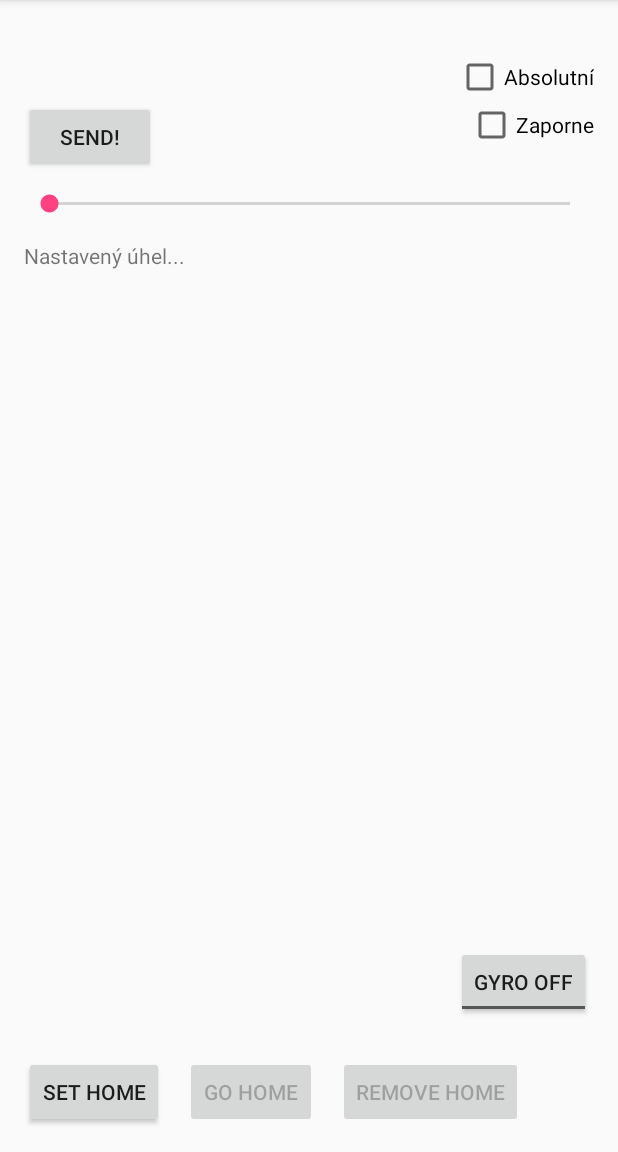
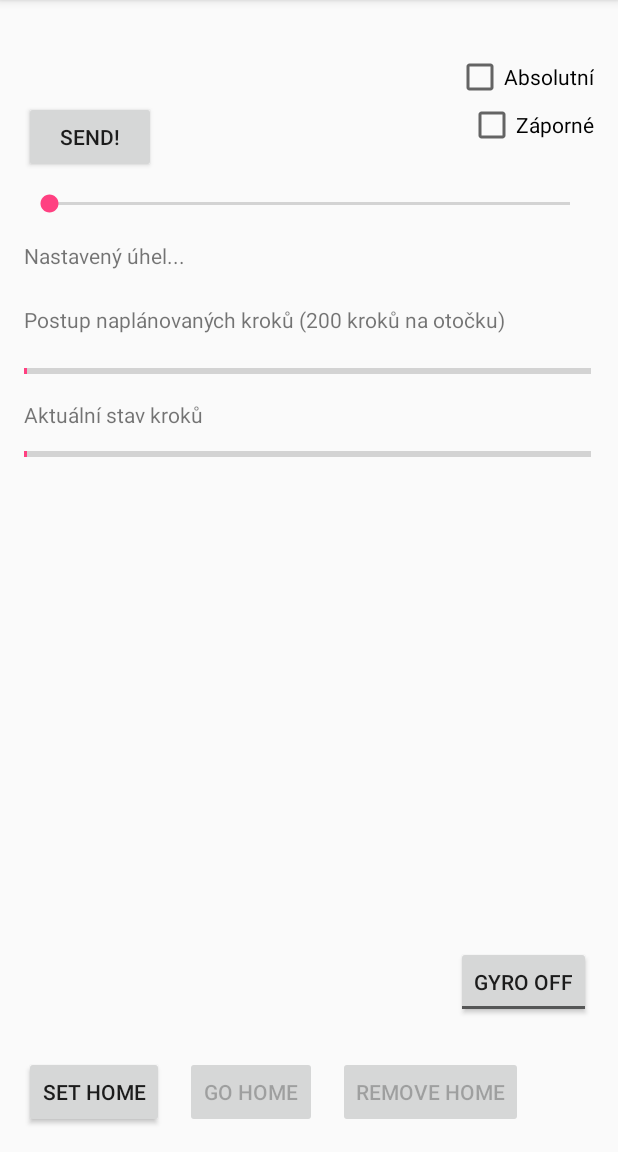
Before and after one commit to domitea/SMAP_App_Android, an Android app: the ControlActivity screen opened directly, with no data from a screen before it, on a phone screen of 412 x 824 dp, the part 84-1236 px from its top. Run offline under Robolectric (Android 15) with nearby library versions, the phone set to English and light mode, and no system bars; 6 statements that could not run were skipped.

Commit message:
Working on realtime motor state observing

```diff
--- a/app/build.gradle
+++ b/app/build.gradle
@@ -2,7 +2,7 @@ apply plugin: 'com.android.application'
 
 android {
     compileSdkVersion 24
-    buildToolsVersion "24.0.1"
+    buildToolsVersion '25.0.0'
     defaultConfig {
         applicationId "uhk.fim.smap.matoulek.smap_app_android"
         minSdkVersion 19
--- a/app/src/main/java/uhk/fim/smap/matoulek/smap_app_android/ControlActivity.java
+++ b/app/src/main/java/uhk/fim/smap/matoulek/smap_app_android/ControlActivity.java
@@ -208,7 +208,7 @@ public class ControlActivity extends AppCompatActivity {
                 minus = 1;
             }
 
-            textSeek.setText("Nastaveno: " + settedValueFromProgress + " stupnu");
+            textSeek.setText("Nastaveno: " + settedValueFromProgress + " stupňů");
         }
         if (view.getId() == R.id.absolute_check) {
             if (checked) {
--- a/app/src/main/res/layout/activity_control.xml
+++ b/app/src/main/res/layout/activity_control.xml
@@ -40,14 +40,14 @@
         android:onClick="onCheckClick" />
 
     <CheckBox
-        android:text="Zaporne"
+        android:id="@+id/negative_check"
         android:layout_width="wrap_content"
         android:layout_height="wrap_content"
-        android:id="@+id/negative_check"
+        android:layout_alignParentEnd="true"
+        android:layout_alignTop="@+id/btn_send"
         android:checked="false"
         android:onClick="onCheckClick"
-        android:layout_alignTop="@+id/btn_send"
-        android:layout_alignParentEnd="true" />
+        android:text="Záporné" />
 
     <TextView
         android:text="Nastavený úhel..."
@@ -116,4 +116,46 @@
         android:textOff="Gyro off"
         android:textOn="Gyro on" />
 
+    <ProgressBar
+        android:id="@+id/progressPlanned"
+        style="?android:attr/progressBarStyleHorizontal"
+        android:layout_width="wrap_content"
+        android:layout_height="wrap_content"
+        android:layout_alignEnd="@+id/gyroToggle"
+        android:layout_alignParentStart="true"
+        android:layout_below="@+id/textViewSeek"
+        android:layout_marginTop="59dp"
+        android:max="200"
+        android:progress="1" />
+
+    <ProgressBar
+        android:id="@+id/progressReal"
+        style="?android:attr/progressBarStyleHorizontal"
+        android:layout_width="wrap_content"
+        android:layout_height="wrap_content"
+        android:layout_alignEnd="@+id/progressPlanned"
+        android:layout_alignParentStart="true"
+        android:layout_below="@+id/progressPlanned"
+        android:layout_marginTop="39dp"
+        android:max="200"
+        android:progress="1" />
+
+    <TextView
+        android:id="@+id/textView2"
+        android:layout_width="wrap_content"
+        android:layout_height="wrap_content"
+        android:layout_alignParentStart="true"
+        android:layout_below="@+id/textViewSeek"
+        android:layout_marginTop="23dp"
+        android:text="Postup naplánovaných kroků (200 kroků na otočku)" />
+
+    <TextView
+        android:id="@+id/textView3"
+        android:layout_width="wrap_content"
+        android:layout_height="wrap_content"
+        android:layout_alignParentStart="true"
+        android:layout_below="@+id/progressPlanned"
+        android:layout_marginTop="11dp"
+        android:text="Aktuální stav kroků" />
+
 </RelativeLayout>
--- a/build.gradle
+++ b/build.gradle
@@ -5,7 +5,7 @@ buildscript {
         jcenter()
     }
     dependencies {
-        classpath 'com.android.tools.build:gradle:2.2.3'
+        classpath 'com.android.tools.build:gradle:2.3.0'
 
         // NOTE: Do not place your application dependencies here; they belong
         // in the individual module build.gradle files
```
Also changed, not shown: gradle/wrapper/gradle-wrapper.properties.
